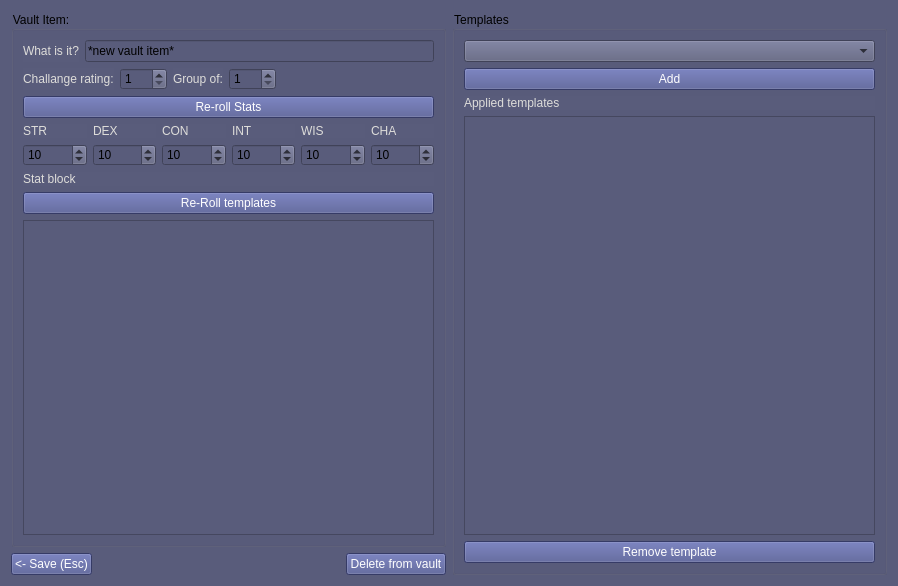
Qt form ui_files/TheShop_Dialog.ui (nogasgofast/Adventure_Wrench) before a commit.
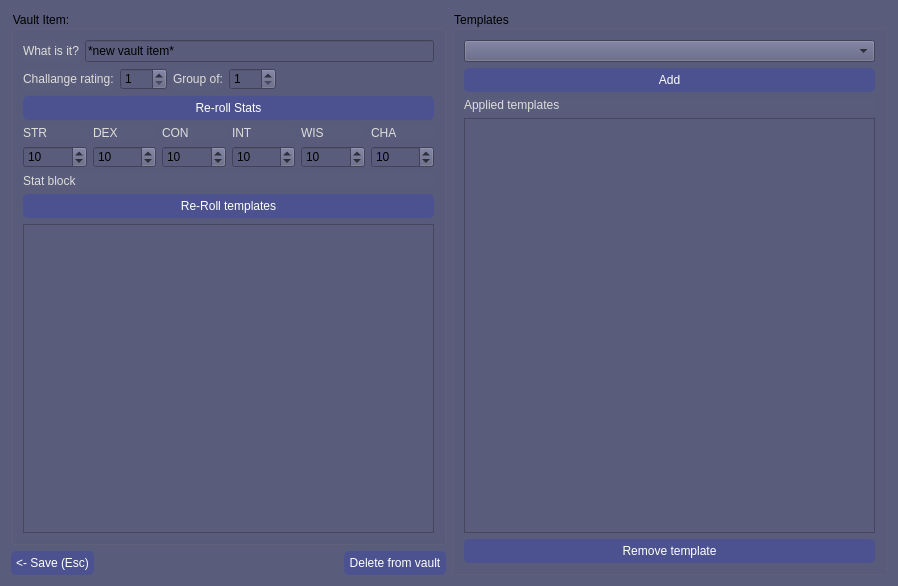
The same form after that commit.

```diff
--- a/ui_files/TheShop_Dialog.ui
+++ b/ui_files/TheShop_Dialog.ui
@@ -51,6 +51,14 @@
 QPushButton {
 background-color: rgb(75, 82, 143);
 color: white;
+padding: 5px;
+border-color: rgb(75, 82, 143);
+border-width: 2px;
+border-radius: 5px;
+}
+
+QPushButton:pressed {
+    background-color: rgb(55, 62, 123);
 }</string>
   </property>
   <property name="modal">
```
